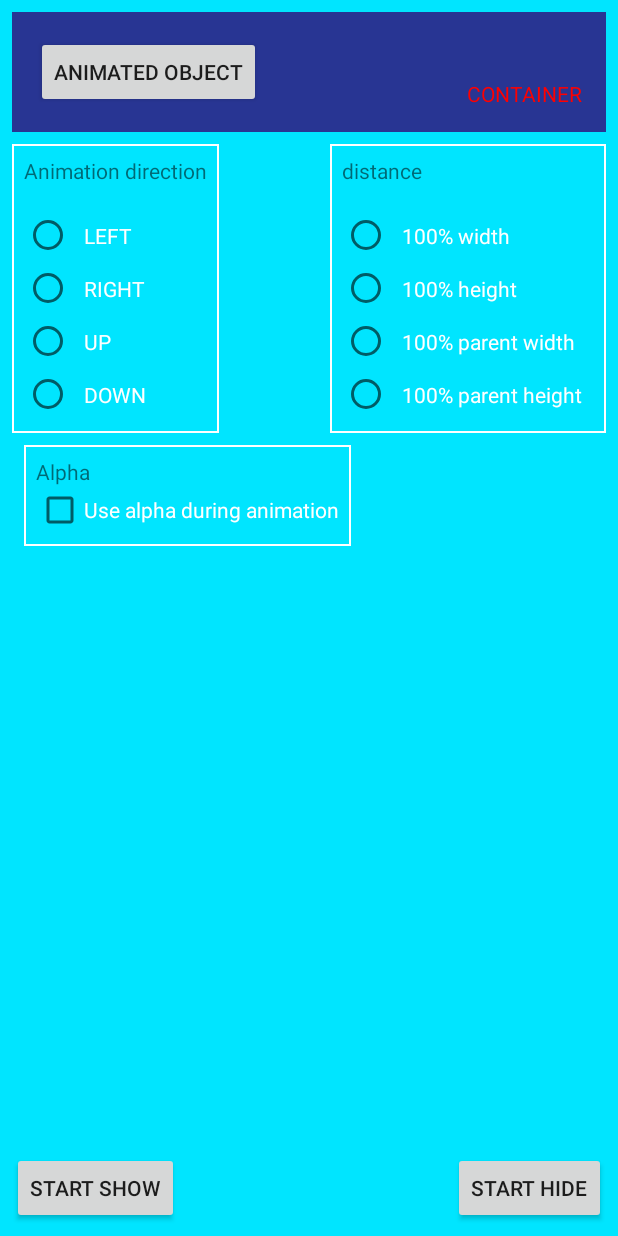
After one commit to andrey-shikhov/dancer, an Android app: the layout frag_showhide.xml on its own in the app's theme, with its tools: preview values and no code run, on a phone screen of 412 x 824 dp. The commit adds this screen. Run offline under Robolectric (Android 15) with nearby library versions, the phone set to English and light mode, and no system bars.

Commit message:
show/hide animation demo(first try)

```diff
--- a/app/build.gradle
+++ b/app/build.gradle
@@ -31,6 +31,7 @@ dependencies {
 //    compile 'com.android.support:appcompat-v7:23.1.1'
 //    compile 'com.nineoldandroids:library:2.4.0'
     compile project(':dancer')
-    compile 'me.shikhov:wlog:1.2.4'
+    compile 'me.shikhov:wlog:1.3.1:release@aar'
     compile 'com.koushikdutta.ion:ion:2.1.6'
+    compile 'com.jakewharton:butterknife:7.0.1'
 }
--- a/app/src/main/java/me/shikhov/dancerdemo/MainActivity.java
+++ b/app/src/main/java/me/shikhov/dancerdemo/MainActivity.java
@@ -45,8 +45,11 @@ public class MainActivity extends AppCompatActivity
 
         Log.get(TAG).event(this, "onResume").r();
 
+//        getSupportFragmentManager().beginTransaction()
+//                .add(R.id.frags_root, new SplashFragment(),"SPLASH").commit();
+
         getSupportFragmentManager().beginTransaction()
-                .add(R.id.frags_root, new SplashFragment(),"SPLASH").commit();
+                .add(R.id.frags_root, new ShowHideMoveFragment(),"SHOWHIDE").commit();
     }
 
     @Override
--- /dev/null
+++ b/app/src/main/java/me/shikhov/dancerdemo/ShowHideMoveFragment.java
@@ -0,0 +1,65 @@
+package me.shikhov.dancerdemo;
+
+import android.os.Bundle;
+import android.support.annotation.NonNull;
+import android.support.annotation.Nullable;
+import android.support.v4.app.Fragment;
+import android.view.LayoutInflater;
+import android.view.View;
+import android.view.ViewGroup;
+
+import butterknife.Bind;
+import butterknife.ButterKnife;
+import butterknife.OnClick;
+import me.shikhov.dancer.Dancer;
+import me.shikhov.dancer.Direction;
+import me.shikhov.dancer.Size;
+
+/**
+ * Created by andrew on 05.03.16.
+ */
+public class ShowHideMoveFragment extends Fragment
+{
+    @Bind(R.id.showhide_item)
+    View animatedObject;
+
+
+    @Nullable
+    @Override
+    public View onCreateView(LayoutInflater inflater, @Nullable ViewGroup container, @Nullable Bundle savedInstanceState)
+    {
+        View view = inflater.inflate(R.layout.frag_showhide, container, false);
+
+        ButterKnife.bind(this, view);
+
+        return view;
+    }
+
+    @OnClick(R.id.showhide_show)
+    void onShowClick(View view)
+    {
+        Dancer.show().view(animatedObject)
+                .from(getDirection())
+                .fromAlpha(0)
+                .toAlpha(1)
+                .distance(getDistance())
+                .dance();
+    }
+
+    @OnClick(R.id.showhide_hide)
+    void onHideClick(View view)
+    {
+
+    }
+
+    private @Direction int getDirection()
+    {
+        return Direction.LEFT;
+    }
+
+    @NonNull
+    private Size getDistance()
+    {
+        return Size.PARENT_WIDTH;
+    }
+}
--- /dev/null
+++ b/app/src/main/res/drawable/bg_white_rect.xml
@@ -0,0 +1,4 @@
+<?xml version="1.0" encoding="utf-8"?>
+<shape xmlns:android="http://schemas.android.com/apk/res/android">
+        <stroke android:color="#fff" android:width="1dp" />
+</shape>
--- /dev/null
+++ b/app/src/main/res/layout/frag_showhide.xml
@@ -0,0 +1,196 @@
+<RelativeLayout xmlns:android="http://schemas.android.com/apk/res/android"
+                android:layout_width="match_parent"
+                android:layout_height="match_parent"
+                android:background="#00e5ff"
+                android:padding="8dp">
+
+        <FrameLayout
+            android:layout_width="match_parent"
+            android:layout_height="wrap_content"
+            android:id="@+id/showhide_container"
+            android:background="#283593"
+            android:padding="16dp">
+
+                <TextView
+                    android:layout_width="wrap_content"
+                    android:layout_height="wrap_content"
+                    android:layout_gravity="right|bottom"
+                    android:text="CONTAINER"
+                    android:textColor="#f00"
+                    />
+
+                <Button
+                    android:layout_width="wrap_content"
+                    android:layout_height="wrap_content"
+                    android:id="@+id/showhide_item"
+                    android:text="ANIMATED OBJECT"
+                    />
+
+        </FrameLayout>
+
+
+        <LinearLayout
+                    android:layout_width="wrap_content"
+                    android:layout_height="wrap_content"
+                    android:layout_below="@id/showhide_container"
+                    android:orientation="vertical"
+                    android:layout_marginTop="8dp"
+                    android:id="@+id/showhide_dir_layout"
+                    android:background="@drawable/bg_white_rect">
+
+                        <TextView
+                            android:layout_width="wrap_content"
+                            android:layout_height="wrap_content"
+                            android:text="Animation direction"
+                            android:padding="8dp"
+                            />
+
+                        <RadioGroup
+                            android:layout_width="wrap_content"
+                            android:layout_height="wrap_content"
+                            android:id="@+id/showhide_dirgroup"
+                            android:orientation="vertical"
+                            android:padding="8dp">
+
+                                <RadioButton
+                                    android:layout_width="wrap_content"
+                                    android:layout_height="wrap_content"
+                                    android:text="LEFT"
+                                    android:textColor="#fff"
+                                    android:padding="8dp"
+                                    android:id="@+id/showhide_left"
+                                    />
+
+                                <RadioButton
+                                    android:layout_width="wrap_content"
+                                    android:layout_height="wrap_content"
+                                    android:text="RIGHT"
+                                    android:textColor="#fff"
+                                    android:padding="8dp"
+                                    android:id="@+id/showhide_right"
+                                    />
+
+                                <RadioButton
+                                    android:layout_width="wrap_content"
+                                    android:layout_height="wrap_content"
+                                    android:text="UP"
+                                    android:textColor="#fff"
+                                    android:padding="8dp"
+                                    android:id="@+id/showhide_up"
+                                    />
+
+                                <RadioButton
+                                    android:layout_width="wrap_content"
+                                    android:layout_height="wrap_content"
+                                    android:text="DOWN"
+                                    android:textColor="#fff"
+                                    android:padding="8dp"
+                                    android:id="@+id/showhide_down"
+                                    />
+                        </RadioGroup>
+
+                </LinearLayout>
+
+        <LinearLayout
+                    android:layout_width="wrap_content"
+                    android:layout_height="wrap_content"
+                    android:layout_marginTop="8dp"
+                    android:layout_below="@id/showhide_container"
+                    android:layout_alignParentRight="true"
+                    android:background="@drawable/bg_white_rect"
+                    android:orientation="vertical">
+
+                        <TextView
+                            android:layout_width="wrap_content"
+                            android:layout_height="wrap_content"
+                            android:text="distance"
+                            android:padding="8dp"
+                            />
+
+                        <RadioGroup
+                            android:layout_width="wrap_content"
+                            android:layout_height="wrap_content"
+                            android:orientation="vertical"
+                            android:id="@+id/showhide_distancegroup"
+                            android:padding="8dp">
+
+                                <RadioButton
+                                    android:layout_width="wrap_content"
+                                    android:layout_height="wrap_content"
+                                    android:text="100% width"
+                                    android:textColor="#fff"
+                                    android:padding="8dp"
+                                    android:id="@+id/showhide_w100"
+                                    />
+
+                                <RadioButton
+                                    android:layout_width="wrap_content"
+                                    android:layout_height="wrap_content"
+                                    android:text="100% height"
+                                    android:textColor="#fff"
+                                    android:padding="8dp"
+                                    android:id="@+id/showhide_h100"
+                                    />
+
+                                <RadioButton
+                                    android:layout_width="wrap_content"
+                                    android:layout_height="wrap_content"
+                                    android:text="100% parent width"
+                                    android:textColor="#fff"
+                                    android:padding="8dp"
+                                    android:id="@+id/showhide_pw100"
+                                    />
+
+                                <RadioButton
+                                    android:layout_width="wrap_content"
+                                    android:layout_height="wrap_content"
+                                    android:text="100% parent height"
+                                    android:textColor="#fff"
+                                    android:padding="8dp"
+                                    android:id="@+id/showhide_ph100"
+                                    />
+
+                        </RadioGroup>
+
+                </LinearLayout>
+
+
+        <LinearLayout
+            android:layout_width="wrap_content"
+            android:layout_height="wrap_content"
+            android:orientation="vertical"
+            android:layout_below="@id/showhide_dir_layout"
+            android:background="@drawable/bg_white_rect"
+            android:padding="8dp"
+            android:layout_margin="8dp">
+                <TextView
+                    android:layout_width="wrap_content"
+                    android:layout_height="wrap_content"
+                    android:text="Alpha"
+                    />
+
+                <CheckBox
+                    android:layout_width="wrap_content"
+                    android:layout_height="wrap_content"
+                    android:text="Use alpha during animation"
+                    android:textColor="#fff"
+                    />
+        </LinearLayout>
+
+        <Button
+            android:layout_width="wrap_content"
+            android:layout_height="wrap_content"
+            android:layout_alignParentBottom="true"
+            android:text="START SHOW"
+            android:id="@+id/showhide_show"
+            />
+
+        <Button
+            android:layout_width="wrap_content"
+            android:layout_height="wrap_content"
+            android:id="@+id/showhide_hide"
+            android:text="START HIDE"
+            android:layout_alignParentRight="true"
+            android:layout_alignParentBottom="true"
+            />
+</RelativeLayout>
--- a/build.gradle
+++ b/build.gradle
@@ -5,7 +5,7 @@ buildscript {
         jcenter()
     }
     dependencies {
-        classpath 'com.android.tools.build:gradle:2.0.0-beta4'
+        classpath 'com.android.tools.build:gradle:2.0.0-beta6'
         classpath 'me.tatarka:gradle-retrolambda:3.2.4'
         // NOTE: Do not place your application dependencies here; they belong
         // in the individual module build.gradle files
--- a/dancer/src/main/java/me/shikhov/dancer/Direction.java
+++ b/dancer/src/main/java/me/shikhov/dancer/Direction.java
@@ -21,17 +21,12 @@ import android.support.annotation.IntDef;
 import java.lang.annotation.Retention;
 import java.lang.annotation.RetentionPolicy;
 
-
-public class Direction
+@IntDef({Direction.UP, Direction.DOWN, Direction.LEFT, Direction.RIGHT})
+@Retention(RetentionPolicy.SOURCE)
+public @interface Direction
 {
-    public static final int UP = 1;
-    public static final int DOWN = 2;
-    public static final int LEFT = 4;
-    public static final int RIGHT = 8;
-
-    @IntDef({UP,DOWN,LEFT,RIGHT})
-    @Retention(RetentionPolicy.SOURCE)
-    public @interface Dir
-    {
-    }
+    int UP = 1;
+    int DOWN = 2;
+    int LEFT = 4;
+    int RIGHT = 8;
 }
--- a/dancer/src/main/java/me/shikhov/dancer/moves/ShowMove.java
+++ b/dancer/src/main/java/me/shikhov/dancer/moves/ShowMove.java
@@ -28,7 +28,7 @@ public interface ShowMove extends CancellableMove<ShowMove>, ReversableMove<Show
     ShowMove view(@NonNull View view);
 
     @NonNull
-    ShowMove from(@Direction.Dir int direction);
+    ShowMove from(@Direction int direction);
 
     /**
      * Set
--- a/dancer/src/main/java/me/shikhov/dancer/moves/impl/ShowMoveImpl.java
+++ b/dancer/src/main/java/me/shikhov/dancer/moves/impl/ShowMoveImpl.java
@@ -42,7 +42,7 @@ public class ShowMoveImpl extends AbstractMove<ShowMove> implements ShowMove
 
     private ViewPropertyAnimator animator;
 
-    @Direction.Dir
+    @Direction
     private int sourcePosition = Direction.DOWN;
 
     private Size distance;
@@ -72,7 +72,7 @@ public class ShowMoveImpl extends AbstractMove<ShowMove> implements ShowMove
 
     @Override
     @NonNull
-    public ShowMoveImpl from(@Direction.Dir int direction)
+    public ShowMoveImpl from(@Direction int direction)
     {
         this.sourcePosition = direction;
 
```
Also changed, not shown: dancer/build.gradle (+6 -4 lines), 2 other files.
